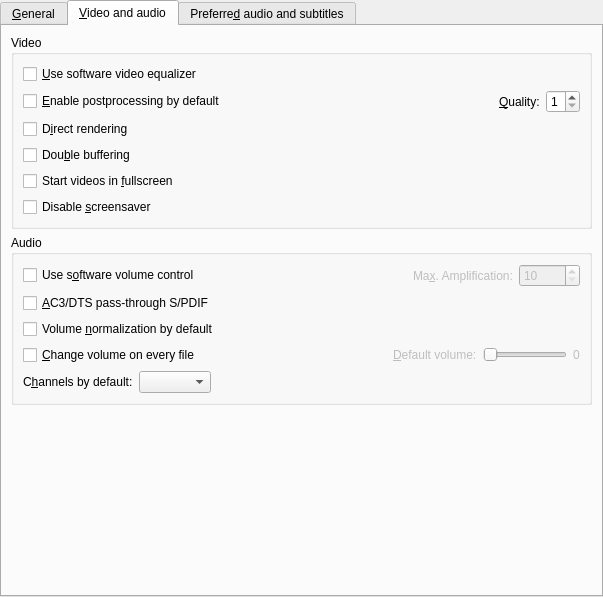
The window that src/prefgeneral.ui (wilbert2000/wzplayer) describes before a commit, drawn with Qt 5.
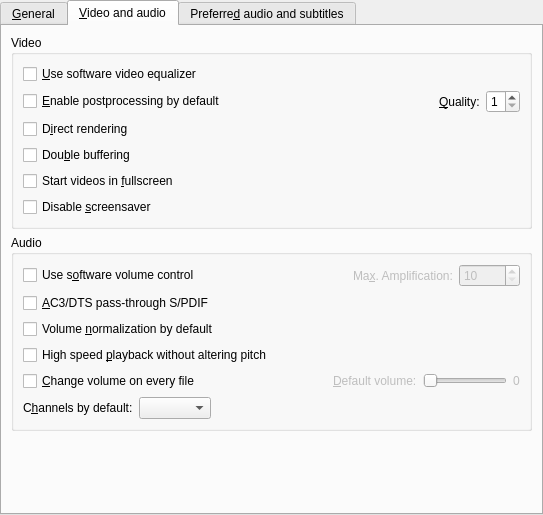
The same window after the commit. The open tabs and pages were chosen to show the change. Icons and pictures are not drawn. Custom widgets are drawn as their Qt base class.

Commit message: Added support for the mplayer filter scaletempo

What changed in the file:
```diff
--- a/src/prefgeneral.ui
+++ b/src/prefgeneral.ui
@@ -5,8 +5,8 @@
    <rect>
     <x>0</x>
     <y>0</y>
-    <width>603</width>
-    <height>597</height>
+    <width>543</width>
+    <height>515</height>
    </rect>
   </property>
   <property name="windowIcon" >
@@ -409,50 +409,14 @@
          <property name="title" >
           <string>Audio</string>
          </property>
-         <layout class="QGridLayout" >
+         <layout class="QVBoxLayout" >
           <property name="margin" >
            <number>9</number>
           </property>
           <property name="spacing" >
            <number>6</number>
           </property>
-          <item row="4" column="0" colspan="3" >
-           <layout class="QHBoxLayout" >
-            <property name="margin" >
-             <number>0</number>
-            </property>
-            <property name="spacing" >
-             <number>6</number>
-            </property>
             <item>
-             <widget class="QLabel" name="label" >
-              <property name="text" >
-               <string>C&amp;hannels by default:</string>
-              </property>
-              <property name="buddy" >
-               <cstring>channels_combo</cstring>
-              </property>
-             </widget>
-            </item>
-            <item>
-             <widget class="QComboBox" name="channels_combo" />
-            </item>
-            <item>
-             <spacer>
-              <property name="orientation" >
-               <enum>Qt::Horizontal</enum>
-              </property>
-              <property name="sizeHint" >
-               <size>
-                <width>40</width>
-                <height>20</height>
-               </size>
-              </property>
-             </spacer>
-            </item>
-           </layout>
-          </item>
-          <item row="0" column="0" colspan="3" >
            <layout class="QHBoxLayout" >
             <property name="margin" >
              <number>0</number>
@@ -514,21 +478,56 @@
             </item>
            </layout>
           </item>
-          <item row="1" column="0" colspan="3" >
+          <item>
            <widget class="QCheckBox" name="hwac3_check" >
             <property name="text" >
              <string>&amp;AC3/DTS pass-through S/PDIF</string>
             </property>
            </widget>
           </item>
-          <item row="2" column="0" colspan="3" >
+          <item>
            <widget class="QCheckBox" name="volnorm_check" >
             <property name="text" >
              <string>Volume &amp;normalization by default</string>
             </property>
            </widget>
           </item>
-          <item row="3" column="2" >
+          <item>
+           <widget class="QCheckBox" name="scaletempo_check" >
+            <property name="text" >
+             <string>High speed &amp;playback without altering pitch</string>
+            </property>
+           </widget>
+          </item>
+          <item>
+           <layout class="QHBoxLayout" >
+            <property name="margin" >
+             <number>0</number>
+            </property>
+            <property name="spacing" >
+             <number>6</number>
+            </property>
+            <item>
+             <widget class="QCheckBox" name="change_volume_check" >
+              <property name="text" >
+               <string>&amp;Change volume on every file</string>
+              </property>
+             </widget>
+            </item>
+            <item>
+             <spacer>
+              <property name="orientation" >
+               <enum>Qt::Horizontal</enum>
+              </property>
+              <property name="sizeHint" >
+               <size>
+                <width>31</width>
+                <height>20</height>
+               </size>
+              </property>
+             </spacer>
+            </item>
+            <item>
            <layout class="QHBoxLayout" >
             <property name="margin" >
              <number>0</number>
@@ -577,25 +576,43 @@
             </item>
            </layout>
           </item>
-          <item row="3" column="0" >
-           <widget class="QCheckBox" name="change_volume_check" >
+           </layout>
+          </item>
+          <item>
+           <layout class="QHBoxLayout" >
+            <property name="margin" >
+             <number>0</number>
+            </property>
+            <property name="spacing" >
+             <number>6</number>
+            </property>
+            <item>
+             <widget class="QLabel" name="label" >
             <property name="text" >
-             <string>&amp;Change volume on every file</string>
+               <string>C&amp;hannels by default:</string>
+              </property>
+              <property name="buddy" >
+               <cstring>channels_combo</cstring>
             </property>
            </widget>
           </item>
-          <item row="3" column="1" >
+            <item>
+             <widget class="QComboBox" name="channels_combo" />
+            </item>
+            <item>
            <spacer>
             <property name="orientation" >
              <enum>Qt::Horizontal</enum>
             </property>
             <property name="sizeHint" >
              <size>
-              <width>31</width>
+                <width>40</width>
               <height>20</height>
              </size>
             </property>
            </spacer>
+            </item>
+           </layout>
           </item>
          </layout>
         </widget>
```
Left out of the diff: 74 changed lines with no effect on the pictures. Lines whose indentation alone changed are shown as unchanged. The commit also changes 30 other files.
